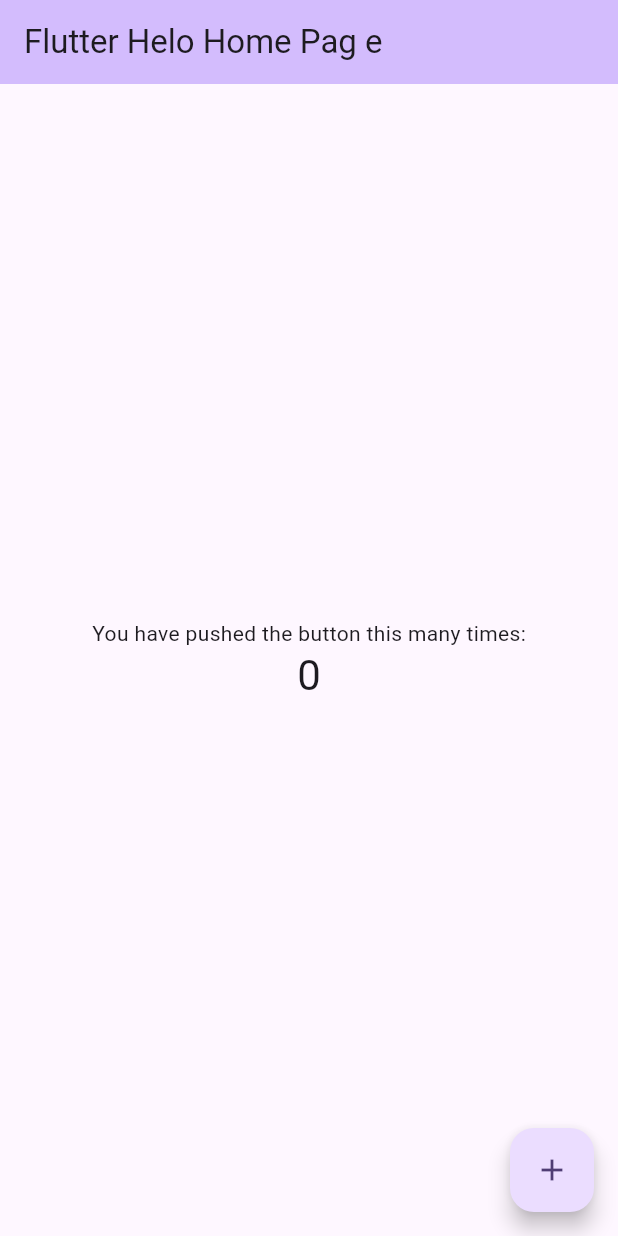
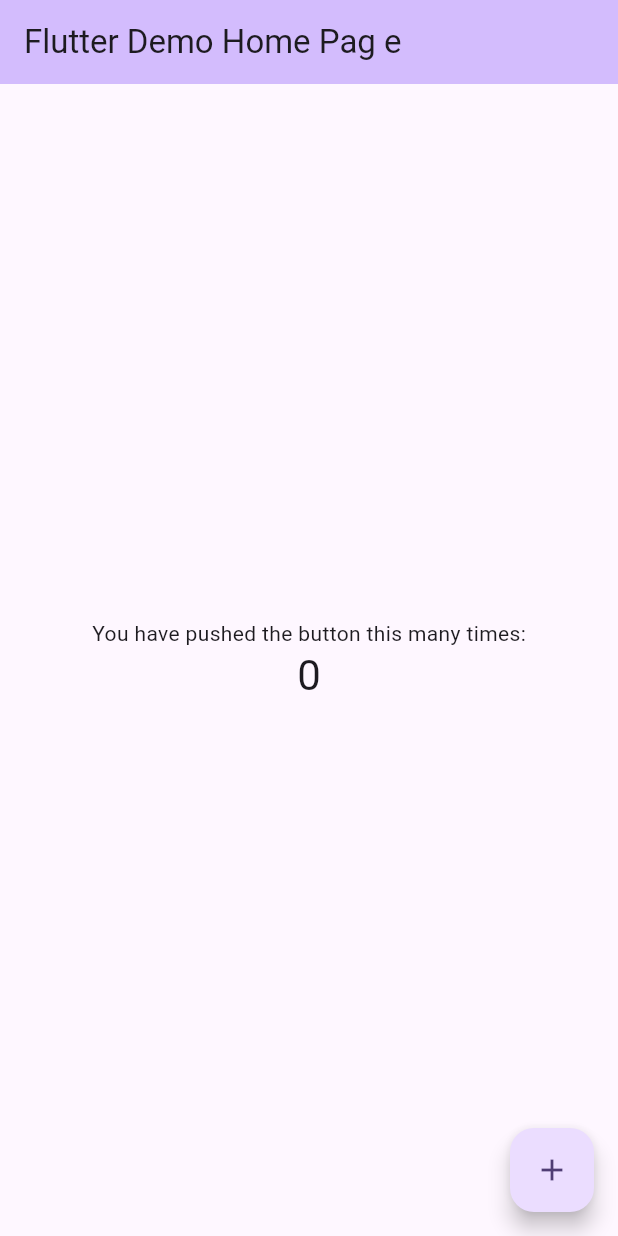
Before and after one commit to shivam2212G/LoventaApp, a Flutter app: the screen it shows after launch, on a phone screen of 412 x 824 dp. Run offline on Flutter 3.47's test engine with Material 3 defaults, Android fonts, the phone set to English and light mode, and no system bars.

Commit message:
Revert "Loventa Thied Commit"
This reverts commit de49ea44a3622e6f13d2c13df5eed00d4c8463d7.

```diff
--- a/lib/main.dart
+++ b/lib/main.dart
@@ -16,7 +16,7 @@ class MyApp extends StatelessWidget {
         colorScheme: ColorScheme.fromSeed(seedColor: Colors.deepPurple),
         useMaterial3: true,
       ),
-      home: const MyHomePage(title: 'Flutter Helo Home Pag e'),
+      home: const MyHomePage(title: 'Flutter Demo Home Pag e'),
     );
   }
 }
```
